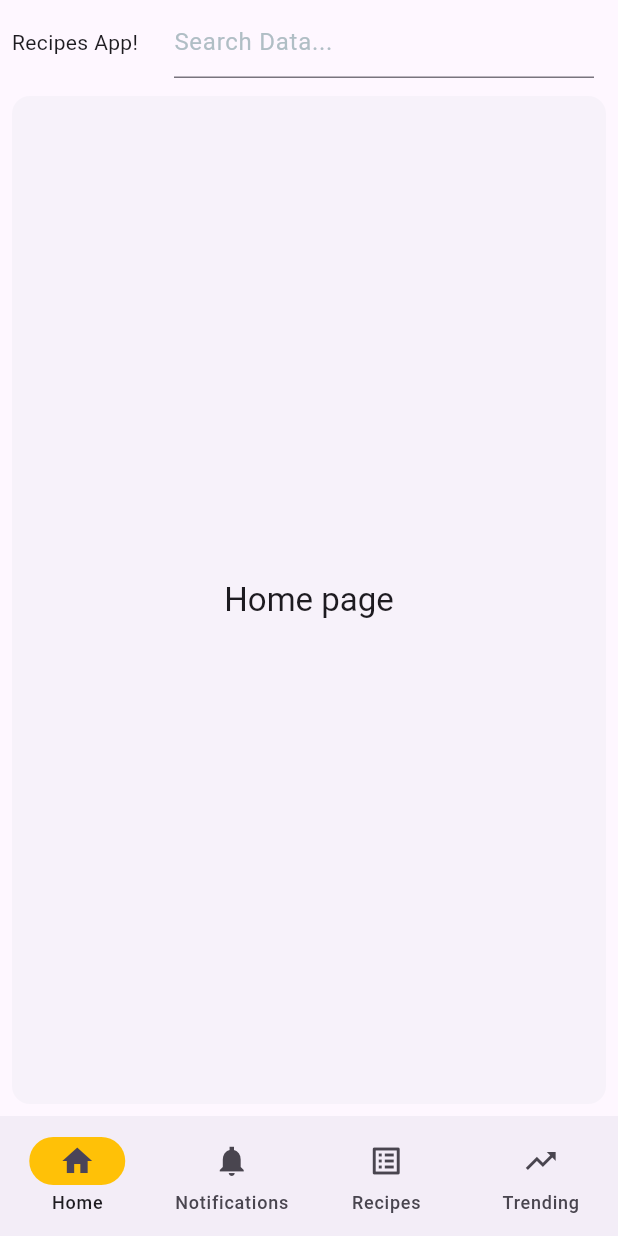
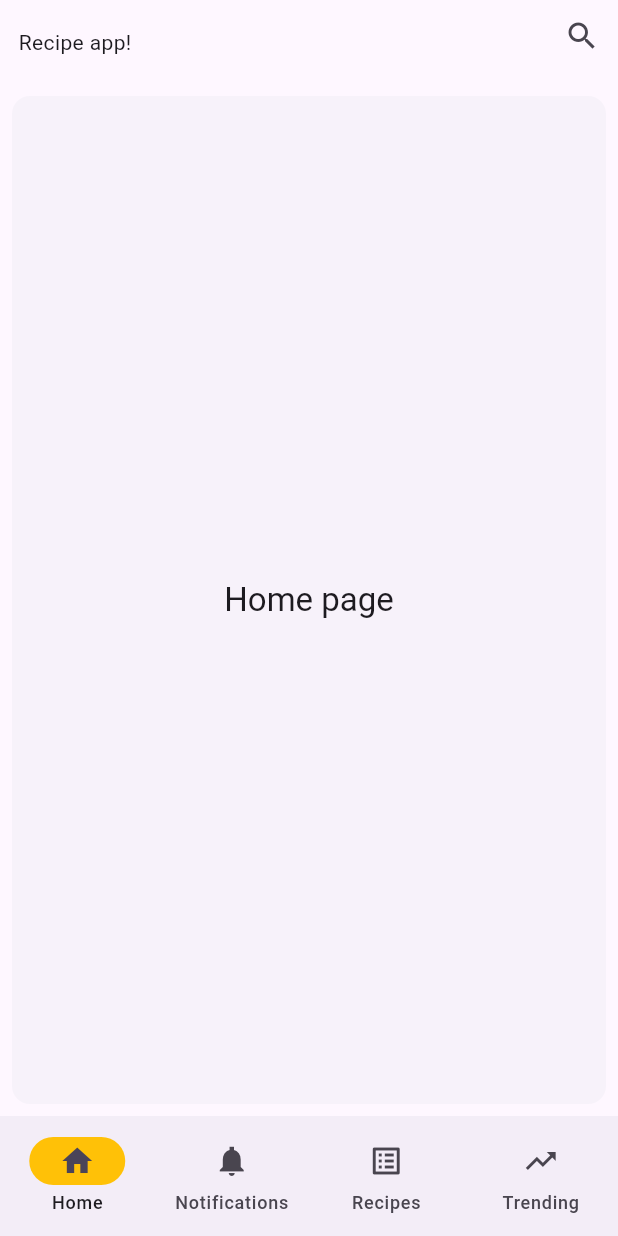
Before and after one commit to lepplaju/recipes_app, a Flutter app: the screen it shows after launch, on a phone screen of 412 x 824 dp. Run offline on Flutter 3.47's test engine with Material 3 defaults, Android fonts, the phone set to English and light mode, and no system bars; our stand-ins replace go_router.

Commit message:
Top bar with search

```diff
--- a/lib/main.dart
+++ b/lib/main.dart
@@ -2,6 +2,7 @@ import 'package:flutter/material.dart';
 import 'package:go_router/go_router.dart';
 import 'package:recipe_app/screens/navigation_example_page.dart';
 import 'package:recipe_app/screens/recipe_page.dart';
+import 'package:recipe_app/widgets/custom_top_bar.dart';
 
 final GoRouter _router = GoRouter(
   routes: <RouteBase>[
@@ -42,15 +43,7 @@ class MainPage extends StatelessWidget {
   Widget build(BuildContext context) {
     return MaterialApp(
       home: Scaffold(
-          appBar: AppBar(
-              leadingWidth: 100,
-              centerTitle: true,
-              leading: Center(child: const Text('Recipes App!')),
-              title: TextField(
-                  decoration: InputDecoration(
-                hintText: "Search Data...",
-                hintStyle: TextStyle(color: Colors.blueGrey[200]),
-              ))),
+          appBar: CustomTopBar(),
           body: const Center(
             child: Text('Hello World!'),
           ),
--- a/lib/screens/navigation_example_page.dart
+++ b/lib/screens/navigation_example_page.dart
@@ -1,6 +1,7 @@
 import 'package:flutter/material.dart';
 import 'package:recipe_app/screens/recipe_page.dart';
 import 'package:recipe_app/screens/recipes_listView.dart';
+import 'package:recipe_app/widgets/custom_top_bar.dart';
 
 class NavigationExample extends StatefulWidget {
   const NavigationExample({super.key});
@@ -16,15 +17,7 @@ class _NavigationExampleState extends State<NavigationExample> {
   Widget build(BuildContext context) {
     final ThemeData theme = Theme.of(context);
     return Scaffold(
-      appBar: AppBar(
-          leadingWidth: 100,
-          centerTitle: true,
-          leading: Center(child: const Text('Recipes App!')),
-          title: TextField(
-              decoration: InputDecoration(
-            hintText: "Search Data...",
-            hintStyle: TextStyle(color: Colors.blueGrey[200]),
-          ))),
+      appBar: CustomTopBar(),
       bottomNavigationBar: NavigationBar(
         onDestinationSelected: (int index) {
           setState(() {
--- a/lib/screens/recipes_listView.dart
+++ b/lib/screens/recipes_listView.dart
@@ -2,6 +2,8 @@ import 'package:flutter/material.dart';
 import 'package:recipe_app/models/recipe.dart';
 
 class RecipeList extends StatefulWidget {
+  const RecipeList({super.key});
+
   State<RecipeList> createState() => _RecipeListState();
 }
 
--- /dev/null
+++ b/lib/widgets/custom_top_bar.dart
@@ -0,0 +1,57 @@
+import 'package:flutter/material.dart';
+import 'package:recipe_app/models/recipe.dart';
+
+class CustomTopBar extends StatefulWidget implements PreferredSizeWidget {
+  CustomTopBar({Key? key})
+      : preferredSize = Size.fromHeight(kToolbarHeight),
+        super(key: key);
+
+  @override
+  final Size preferredSize; // default is 56.0
+
+  @override
+  State<CustomTopBar> createState() => _CustomTopBarState();
+}
+
+class _CustomTopBarState extends State<CustomTopBar> {
+  final SearchController controller = SearchController();
+
+  @override
+  Widget build(BuildContext context) {
+    List<Recipe> tempRecipes = Recipe.tempRecipeList;
+    return AppBar(
+        leadingWidth: 100,
+        centerTitle: true,
+        leading: const Center(child: Text('Recipe app!')),
+        actions: [
+          Column(
+            children: <Widget>[
+              SearchAnchor(
+                  searchController: controller,
+                  builder: (BuildContext context, SearchController controller) {
+                    return IconButton(
+                      icon: const Icon(Icons.search),
+                      onPressed: () {
+                        controller.openView();
+                      },
+                    );
+                  },
+                  suggestionsBuilder:
+                      (BuildContext context, SearchController controller) {
+                    return tempRecipes.map((recipe) {
+                      final String recipeName = '${recipe.name}';
+                      return ListTile(
+                        title: Text(recipeName),
+                        onTap: () {
+                          setState(() {
+                            controller.closeView(recipeName);
+                          });
+                        },
+                      );
+                    });
+                  }),
+            ],
+          )
+        ]);
+  }
+}
```
